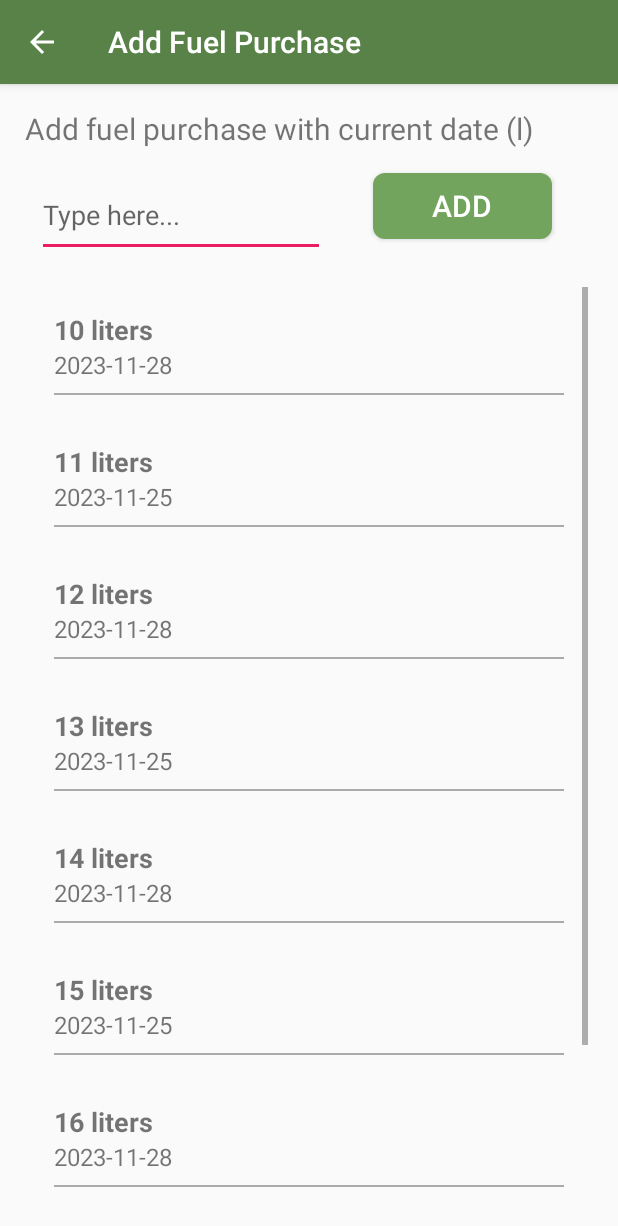
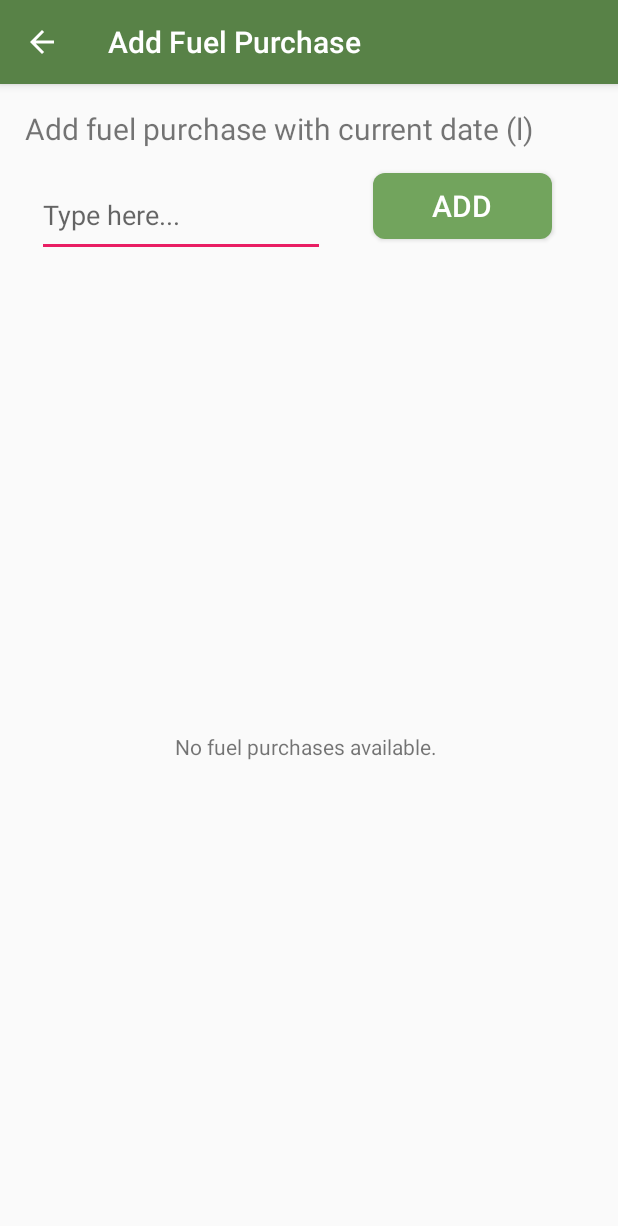
Before and after one commit to kosmolub01/Fuel-balance-app, an Android app: the screen it shows after launch (AddFuelPurchase), after a tap on "ADD FUEL PURCHASE", on a phone screen of 412 x 824 dp. Shown: the top 1226 px of the screen. Run offline under Robolectric (Android 15) with nearby library versions, the phone set to English and light mode, and no system bars; libraries missing offline, so code that uses them is left out: com.jakewharton.threetenabp; 1 statement that could not run was skipped.

Commit message:
Calculate distance between current and previous location. Save fuel purchases in the DB

```diff
--- /dev/null
+++ b/app/src/main/java/com/example/fuelbalanceapp/DatabaseHelper.kt
@@ -0,0 +1,39 @@
+package com.example.fuelbalanceapp
+
+import android.content.Context
+import android.database.sqlite.SQLiteDatabase
+import android.database.sqlite.SQLiteOpenHelper
+import android.util.Log
+
+class DatabaseHelper(context: Context) : SQLiteOpenHelper(context, DATABASE_NAME, null, DATABASE_VERSION) {
+
+    companion object {
+        private const val DATABASE_NAME = "fuel_balance_app_database"
+        private const val DATABASE_VERSION = 1
+        private const val TRIPS_TABLE_NAME = "trips_table"
+        const val FUEL_PURCHASES_TABLE_NAME = "fuel_purchases_table"
+
+        const val COLUMN_ID = "id"
+        const val COLUMN_DATE = "date"
+        const val COLUMN_DISTANCE = "distance"
+        const val COLUMN_FUEL_AMOUNT = "fuel_amount"
+
+        private const val CREATE_TRIPS_TABLE =
+            "CREATE TABLE $TRIPS_TABLE_NAME ($COLUMN_ID INTEGER PRIMARY KEY AUTOINCREMENT, $COLUMN_DATE TEXT," +
+                    "$COLUMN_DISTANCE REAL)"
+
+        private const val CREATE_FUEL_PURCHASES_TABLE =
+            "CREATE TABLE $FUEL_PURCHASES_TABLE_NAME ($COLUMN_ID INTEGER PRIMARY KEY AUTOINCREMENT, $COLUMN_DATE TEXT," +
+                    "$COLUMN_FUEL_AMOUNT REAL)"
+    }
+
+    override fun onCreate(db: SQLiteDatabase) {
+        Log.d("DatabaseHelper", "onCreate")
+        db.execSQL(CREATE_TRIPS_TABLE)
+        db.execSQL(CREATE_FUEL_PURCHASES_TABLE)
+    }
+
+    override fun onUpgrade(db: SQLiteDatabase, oldVersion: Int, newVersion: Int) {
+        // Handle database upgrades if needed
+    }
+}
--- a/app/src/main/java/com/example/fuelbalanceapp/fuelpurchase/AddFuelPurchase.kt
+++ b/app/src/main/java/com/example/fuelbalanceapp/fuelpurchase/AddFuelPurchase.kt
@@ -1,12 +1,20 @@
 package com.example.fuelbalanceapp.fuelpurchase
 
+import android.content.ContentValues
+import android.database.Cursor
 import android.os.Bundle
+import android.util.Log
 import android.view.View
 import android.widget.TextView
 import android.widget.Toast
 import androidx.appcompat.app.AppCompatActivity
 import androidx.recyclerview.widget.LinearLayoutManager
 import androidx.recyclerview.widget.RecyclerView
+import com.example.fuelbalanceapp.DatabaseHelper
+import com.example.fuelbalanceapp.DatabaseHelper.Companion.FUEL_PURCHASES_TABLE_NAME
+import com.example.fuelbalanceapp.DatabaseHelper.Companion.COLUMN_DATE
+import com.example.fuelbalanceapp.DatabaseHelper.Companion.COLUMN_FUEL_AMOUNT
+import com.example.fuelbalanceapp.DatabaseHelper.Companion.COLUMN_ID
 import com.example.fuelbalanceapp.R
 import com.jakewharton.threetenabp.AndroidThreeTen
 import kotlinx.android.synthetic.main.activity_add_fuel_purchase.*
@@ -16,6 +24,7 @@ import org.threeten.bp.format.DateTimeFormatter
 class AddFuelPurchase : AppCompatActivity() {
 
     private lateinit var fuelPurchaseAdapter: FuelPurchaseAdapter
+    private lateinit var dbHelper: DatabaseHelper
 
     override fun onCreate(savedInstanceState: Bundle?) {
         super.onCreate(savedInstanceState)
@@ -23,21 +32,20 @@ class AddFuelPurchase : AppCompatActivity() {
 
         AndroidThreeTen.init(this)
 
+        dbHelper = DatabaseHelper(this)
+        Log.d("AddFuelPurchase", "onCreate")
+
         val recyclerView: RecyclerView = RecyclerViewFuelPurchases
         recyclerView.layoutManager = LinearLayoutManager(this)
 
-        val fuelPurchases = mutableListOf(
-            FuelPurchase("10 liters", "2023-11-28"),
-            FuelPurchase("11 liters", "2023-11-25"),
-            FuelPurchase("12 liters", "2023-11-28"),
-            FuelPurchase("13 liters", "2023-11-25"),
-            FuelPurchase("14 liters", "2023-11-28"),
-            FuelPurchase("15 liters", "2023-11-25"),
-            FuelPurchase("16 liters", "2023-11-28"),
-            FuelPurchase("25 liters", "2023-11-25"),
-            FuelPurchase("30 liters", "2023-11-28"),
+        /*val fuelPurchases = mutableListOf(
+            FuelPurchase(0, "2023-11-28", 10.0),
+            FuelPurchase(1, "2023-11-25", 10.0),
+            FuelPurchase(2, "2023-11-28", 10.0),
+            FuelPurchase(3, "2023-11-25", 10.0),
+        )*/
 
-        )
+        val fuelPurchases = getAllFuelPurchases()
 
         fuelPurchaseAdapter = FuelPurchaseAdapter(fuelPurchases, this)
         recyclerView.adapter = fuelPurchaseAdapter
@@ -50,15 +58,16 @@ class AddFuelPurchase : AppCompatActivity() {
     }
 
     private fun addFuelPurchase() {
+
         val fuelAmount = decimalFuelPurchase.text.toString()
         val currentDate: LocalDate = LocalDate.now()
-        val formatter: DateTimeFormatter = DateTimeFormatter.ofPattern("dd-MM-yyyy")
-        val formattedCurrentDate: String = currentDate.format(formatter).toString()
 
-            if (fuelAmount.isNotEmpty()) {
-                val newFuelPurchase = FuelPurchase(fuelAmount, formattedCurrentDate)
+        if (isFuelAmountValid(fuelAmount)) {
+            val newFuelPurchase = FuelPurchase(currentDate, fuelAmount.toDouble())
+            val id : Long = insertFuelPurchase(newFuelPurchase)
+            newFuelPurchase.id = id
             fuelPurchaseAdapter.addFuelPurchase(newFuelPurchase)
-                decimalFuelPurchase.text.clear() // Clear the EditText after adding
+            decimalFuelPurchase.text.clear() // Clear the EditText after adding.
             updateEmptyViewVisibility()
             RecyclerViewFuelPurchases.smoothScrollToPosition(0)
         } else {
@@ -71,4 +80,70 @@ class AddFuelPurchase : AppCompatActivity() {
         val emptyTextView: TextView = findViewById(R.id.textViewEmpty)
         emptyTextView.visibility = if (fuelPurchaseAdapter.itemCount == 0) View.VISIBLE else View.GONE
     }
+
+    private fun isFuelAmountValid(fuelAmount: String): Boolean {
+        if (fuelAmount.isEmpty()) {
+            return false
         }
+
+        if ('.' !in fuelAmount) {
+            return true
+        }
+
+        // Check if there are any digits after the decimal separator.
+        val parts = fuelAmount.split('.')
+        val digitsAfterSeparator = parts[1]
+        return digitsAfterSeparator.isNotEmpty()
+    }
+
+    private fun insertFuelPurchase(fuelPurchase: FuelPurchase) : Long {
+        val db = dbHelper.writableDatabase
+
+        // Format the LocalDate to a String.
+        val formattedDate: String = fuelPurchase.date.format(DateTimeFormatter.ofPattern("dd-MM-yyyy"))
+
+        val values = ContentValues().apply {
+            put(COLUMN_DATE, formattedDate)
+            put(COLUMN_FUEL_AMOUNT, fuelPurchase.amount)
+        }
+        val id = db.insert(FUEL_PURCHASES_TABLE_NAME, null, values)
+        db.close()
+
+        return id
+    }
+
+    fun deleteFuelPurchaseFromDb(id: Long) {
+        val db = dbHelper.writableDatabase
+        val whereClause = "$COLUMN_ID = ?"
+        val whereArgs = arrayOf(id.toString())
+
+        // Attempt to delete the record from the database.
+        db.delete(FUEL_PURCHASES_TABLE_NAME, whereClause, whereArgs)
+
+        db.close()
+    }
+
+    private fun getAllFuelPurchases(): MutableList<FuelPurchase> {
+        val fuelPurchases = mutableListOf<FuelPurchase>()
+        val db = dbHelper.readableDatabase
+        val cursor: Cursor = db.rawQuery("SELECT * FROM $FUEL_PURCHASES_TABLE_NAME", null)
+
+        while (cursor.moveToNext()) {
+            val id = cursor.getLong(cursor.getColumnIndex(COLUMN_ID))
+            val date = cursor.getString(cursor.getColumnIndex(COLUMN_DATE))
+            val amount = cursor.getDouble(cursor.getColumnIndex(COLUMN_FUEL_AMOUNT))
+
+            // Parse the date string into a LocalDate object.
+            val parsedDate = LocalDate.parse(date, DateTimeFormatter.ofPattern("dd-MM-yyyy"))
+
+            fuelPurchases.add(FuelPurchase(parsedDate, amount, id))
+        }
+
+        cursor.close()
+        db.close()
+
+        fuelPurchases.sortByDescending { it.date }
+
+        return fuelPurchases
+    }
+}
--- a/app/src/main/java/com/example/fuelbalanceapp/fuelpurchase/FuelPurchase.kt
+++ b/app/src/main/java/com/example/fuelbalanceapp/fuelpurchase/FuelPurchase.kt
@@ -1,3 +1,5 @@
 package com.example.fuelbalanceapp.fuelpurchase
 
-data class FuelPurchase(val amount: String, val date: String)
+import org.threeten.bp.LocalDate
+
+data class FuelPurchase(val date: LocalDate, val amount: Double, var id: Long = 0)
```
Also changed, not shown: app/src/main/java/com/example/fuelbalanceapp/TripRecordingService.kt (+13 -2 lines), app/src/main/java/com/example/fuelbalanceapp/fuelpurchase/FuelPurchaseAdapter.kt (+13 -4 lines). Lines whose indentation alone changed are shown as unchanged.
